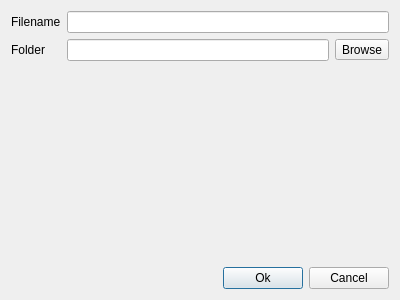
The window that RedPandaIDE/widgets/newprojectunitdialog.ui (royqh1979/RedPanda-CPP) describes before a commit, drawn with Qt 5.
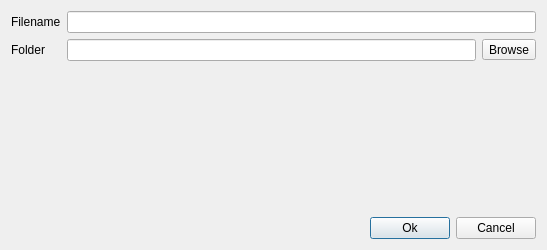
The same window after the commit. Icons and pictures are not drawn.

Commit message: - enhancement: redesigned new project unit dialog

```diff
--- a/RedPandaIDE/widgets/newprojectunitdialog.ui
+++ b/RedPandaIDE/widgets/newprojectunitdialog.ui
@@ -6,8 +6,8 @@
    <rect>
     <x>0</x>
     <y>0</y>
-    <width>400</width>
-    <height>300</height>
+    <width>547</width>
+    <height>250</height>
    </rect>
   </property>
   <property name="windowTitle">
```
Left out of the diff: 2 changed lines with no effect on the pictures. The commit also changes 7 other files.
